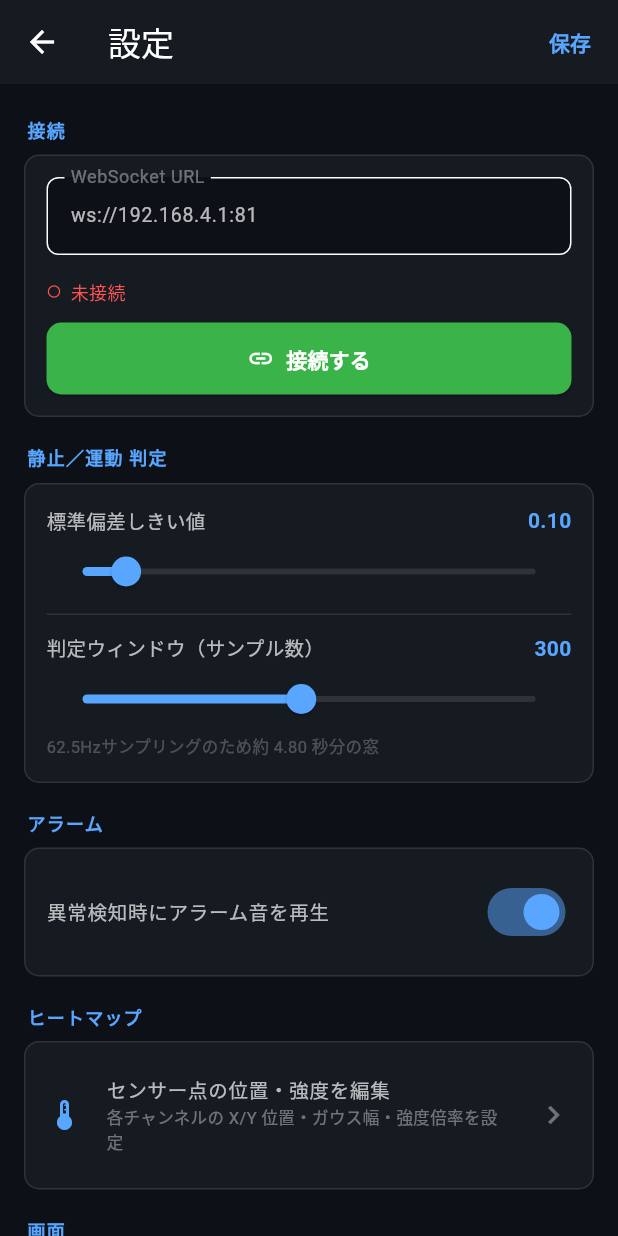
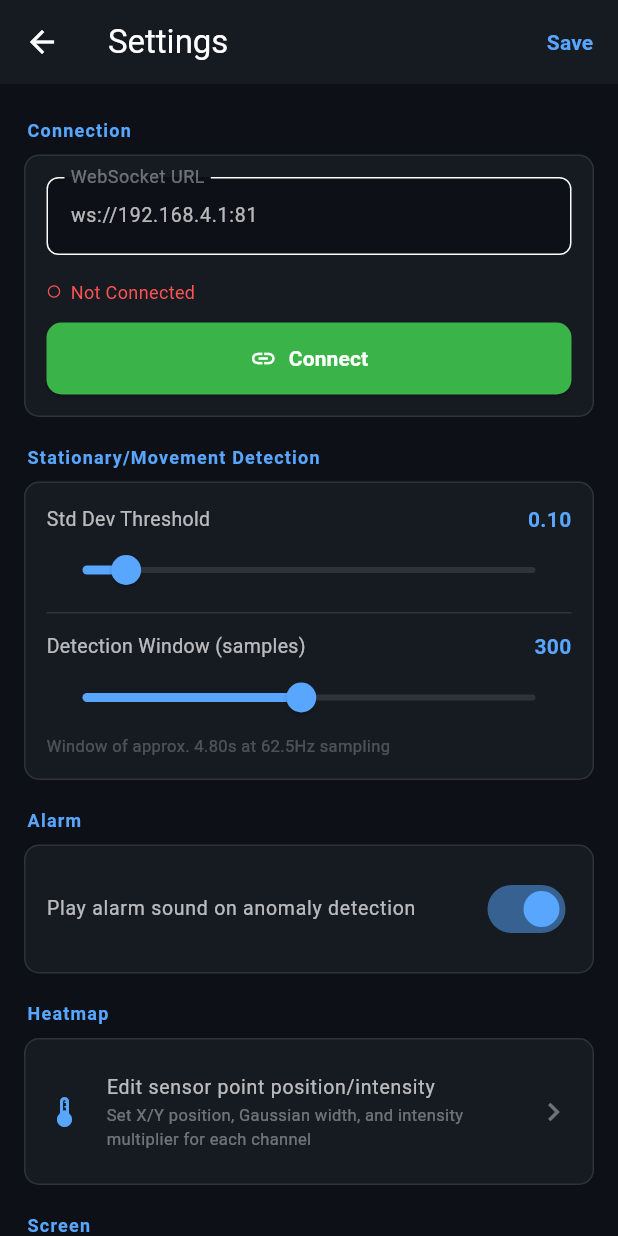
Before and after one commit to takutaku0324/flutter_sensor_app, a Flutter app: the screen it shows after launch, after a tap on the "settings" icon, on a phone screen of 412 x 824 dp. Run offline on Flutter 3.47's test engine with Material 3 defaults, Android fonts, the phone set to English and light mode, and no system bars; our stand-ins replace audioplayers, fl_chart, flutter_svg.

Commit message:
first commit

```diff
--- a/lib/main.dart
+++ b/lib/main.dart
@@ -67,7 +67,7 @@ class IconViewPage extends StatelessWidget {
       backgroundColor: const Color(0xFF0D1117),
       appBar: AppBar(
         backgroundColor: const Color(0xFF161B22),
-        title: const Text('アイコン表示',
+        title: const Text('Icon Display',
             style:
                 TextStyle(color: Colors.white70, fontWeight: FontWeight.bold)),
       ),
@@ -96,7 +96,7 @@ class IconViewPage extends StatelessWidget {
                         Icon(Icons.image_not_supported_outlined,
                             size: 64, color: Colors.white24),
                         SizedBox(height: 12),
-                        Text('assets/icon.png\nが見つかりません',
+                        Text('assets/icon.png\nnot found',
                             textAlign: TextAlign.center,
                             style:
                                 TextStyle(color: Colors.white38, fontSize: 12)),
@@ -107,7 +107,7 @@ class IconViewPage extends StatelessWidget {
               ),
             ),
             const SizedBox(height: 24),
-            const Text('アイコン画像',
+            const Text('Icon Image',
                 style: TextStyle(color: Colors.white54, fontSize: 16)),
           ],
         ),
@@ -300,7 +300,7 @@ List<HeatmapPoint> defaultHeatmapPoints() {
         sigma: 0.27,
         sigmaY: sigmaYDev12,
         weightMul: 1.0,
-        name: 'R_R (内前)',
+        name: 'R_R (Inner Front)',
         color: const Color(0xFFFF6B6B)),
     HeatmapPoint(
         x: 0.29,
@@ -308,7 +308,7 @@ List<HeatmapPoint> defaultHeatmapPoints() {
         sigma: 0.27,
         sigmaY: sigmaYDev12,
         weightMul: 1.0,
-        name: 'R_L (外前)',
+        name: 'R_L (Outer Front)',
         color: const Color(0xFFFFA94D)),
     HeatmapPoint(
         x: 0.47,
@@ -316,7 +316,7 @@ List<HeatmapPoint> defaultHeatmapPoints() {
         sigma: 0.27,
         sigmaY: sigmaYDev12,
         weightMul: 1.0,
-        name: 'R_B (踵)',
+        name: 'R_B (Heel)',
         color: const Color(0xFFFFD43B)),
     // Dev2 左足 (画像右側に表示)
     HeatmapPoint(
@@ -325,7 +325,7 @@ List<HeatmapPoint> defaultHeatmapPoints() {
         sigma: 0.27,
         sigmaY: sigmaYDev12,
         weightMul: 1.0,
-        name: 'L_R (外前)',
+        name: 'L_R (Outer Front)',
         color: const Color(0xFF4ECDC4)),
     HeatmapPoint(
         x: 0.32,
@@ -333,7 +333,7 @@ List<HeatmapPoint> defaultHeatmapPoints() {
         sigma: 0.27,
         sigmaY: sigmaYDev12,
         weightMul: 1.0,
-        name: 'L_L (内前)',
+        name: 'L_L (Inner Front)',
         color: const Color(0xFF45B7D1)),
     HeatmapPoint(
         x: 0.51,
@@ -341,7 +341,7 @@ List<HeatmapPoint> defaultHeatmapPoints() {
         sigma: 0.27,
         sigmaY: sigmaYDev12,
         weightMul: 1.0,
-        name: 'L_B (踵)',
+        name: 'L_B (Heel)',
         color: const Color(0xFFA88BFA)),
     // Dev3 (画像左側に表示)
     HeatmapPoint(
@@ -366,7 +366,7 @@ List<HeatmapPoint> defaultHeatmapPoints() {
         sigma: 0.27,
         sigmaY: sigmaYDev34,
         weightMul: 1.0,
-        name: 'D3_B (踵)',
+        name: 'D3_B (Heel)',
         color: const Color(0xFFFFD43B)),
     // Dev4 (画像右側に表示)
     HeatmapPoint(
@@ -391,7 +391,7 @@ List<HeatmapPoint> defaultHeatmapPoints() {
         sigma: 0.27,
         sigmaY: sigmaYDev34,
         weightMul: 1.0,
-        name: 'D4_B (踵)',
+        name: 'D4_B (Heel)',
         color: const Color(0xFFA88BFA)),
   ];
 }
@@ -585,7 +585,7 @@ class FootHeatmapView extends StatelessWidget {
                       Container(
                         color: Colors.black54,
                         child: const Center(
-                          child: Text('未接続',
+                          child: Text('Not Connected',
                               style:
                                   TextStyle(color: Colors.white38, fontSize: 12)),
                         ),
@@ -682,7 +682,7 @@ class _FootOutlinePainter extends CustomPainter {
     // プレースホルダーテキスト
     final tp = TextPainter(
       text: const TextSpan(
-        text: 'assets/foot.svg\nが見つかりません',
+        text: 'assets/foot.svg\nnot found',
         style: TextStyle(color: Colors.white24, fontSize: 10),
       ),
       textAlign: TextAlign.center,
@@ -901,7 +901,7 @@ class AnomalyHistoryWidget extends StatelessWidget {
       '${dt.hour.toString().padLeft(2, '0')}:${dt.minute.toString().padLeft(2, '0')}:${dt.second.toString().padLeft(2, '0')}';
 
   String _dur(Duration d) =>
-      d.inSeconds < 60 ? '${d.inSeconds}秒' : '${d.inMinutes}分${d.inSeconds % 60}秒';
+      d.inSeconds < 60 ? '${d.inSeconds}s' : '${d.inMinutes}m ${d.inSeconds % 60}s';
 
   void _showPopup(BuildContext context) {
     final now = DateTime.now();
@@ -933,7 +933,7 @@ class AnomalyHistoryWidget extends StatelessWidget {
                         : const Color(0xFF00C853)),
                 const SizedBox(width: 8),
                 Expanded(
-                  child: Text('異常履歴: ${sessions.length}回',
+                  child: Text('Anomaly History: ${sessions.length}',
                       maxLines: 1,
                       overflow: TextOverflow.ellipsis,
                       style: const TextStyle(
@@ -988,7 +988,7 @@ class AnomalyHistoryWidget extends StatelessWidget {
                 const Padding(
                   padding: EdgeInsets.symmetric(vertical: 12),
                   child: Center(
-                      child: Text('異常なし',
+                      child: Text('No Anomalies',
                           style: TextStyle(color: Color(0xFF00C853), fontSize: 13))),
                 )
               else
@@ -1026,7 +1026,7 @@ class AnomalyHistoryWidget extends StatelessWidget {
                                                 color: Colors.white70,
                                                 fontWeight: FontWeight.w600)),
                                         const SizedBox(height: 2),
-                                        Text('継続時間: ${_dur(s.duration)}',
+                                        Text('Duration: ${_dur(s.duration)}',
                                             maxLines: 1,
                                             overflow: TextOverflow.ellipsis,
                                             style: const TextStyle(
@@ -1063,7 +1063,7 @@ class AnomalyHistoryWidget extends StatelessWidget {
           mainAxisSize: MainAxisSize.min,
           crossAxisAlignment: CrossAxisAlignment.start,
           children: [
-            Text('異常履歴',
+            Text('Anomaly History',
                 maxLines: 1,
                 overflow: TextOverflow.ellipsis,
                 style: TextStyle(
@@ -1079,7 +1079,7 @@ class AnomalyHistoryWidget extends StatelessWidget {
                   color: count > 0 ? const Color(0xFFFF4444) : const Color(0xFF00C853)),
               const SizedBox(width: 4),
               Flexible(
-                child: Text('$count 回',
+                child: Text('$count',
                     maxLines: 1,
                     overflow: TextOverflow.ellipsis,
                     style: TextStyle(
@@ -1237,13 +1237,13 @@ class _HeatmapSettingsPageState extends State<HeatmapSettingsPage> {
       backgroundColor: const Color(0xFF0D1117),
       appBar: AppBar(
         backgroundColor: const Color(0xFF161B22),
-        title: const Text('ヒートマップ 設定',
+        title: const Text('Heatmap Settings',
             style:
                 TextStyle(color: Colors.white70, fontWeight: FontWeight.bold)),
         actions: [
           TextButton(
             onPressed: () => Navigator.of(context).pop(_points),
-            child: const Text('保存',
+            child: const Text('Save',
                 style: TextStyle(
                     color: Color(0xFF58A6FF), fontWeight: FontWeight.bold)),
           ),
@@ -1256,7 +1256,7 @@ class _HeatmapSettingsPageState extends State<HeatmapSettingsPage> {
                 }
               });
             },
-            child: const Text('リセット',
+            child: const Text('Reset',
                 style: TextStyle(color: Colors.white38, fontSize: 12)),
           ),
         ],
@@ -1311,14 +1311,14 @@ class _HeatmapSettingsPageState extends State<HeatmapSettingsPage> {
                   ],
                 ),
                 const SizedBox(height: 8),
-                _slider('X 位置', p.x, 0.0, 1.0, 100,
+                _slider('X Position', p.x, 0.0, 1.0, 100,
                     (v) => setState(() => _points[idx] = p.copyWith(x: v)), p.color),
-                _slider('Y 位置', p.y, 0.0, 1.0, 100,
+                _slider('Y Position', p.y, 0.0, 1.0, 100,
                     (v) => setState(() => _points[idx] = p.copyWith(y: v)), p.color),
-                _slider('広がり (σ)', p.sigma, 0.02, 0.5, 48,
+                _slider('Spread (σ)', p.sigma, 0.02, 0.5, 48,
                     (v) => setState(() => _points[idx] = p.copyWith(sigma: v)), p.color),
                 _slider(
-                  '縦倍率',
+                  'Y Scale',
                   p.sigmaY,
                   0.1,
                   3.0,
@@ -1326,7 +1326,7 @@ class _HeatmapSettingsPageState extends State<HeatmapSettingsPage> {
                   (v) => setState(() => _points[idx] = p.copyWith(sigmaY: v)),
                   p.color,
                 ),
-                _slider('強度倍率', p.weightMul, 0.0, 2.0, 40,
+                _slider('Intensity', p.weightMul, 0.0, 2.0, 40,
                     (v) => setState(() => _points[idx] = p.copyWith(weightMul: v)),
                     p.color),
               ],
@@ -1426,11 +1426,11 @@ class _SettingsPageState extends State<SettingsPage> {
       backgroundColor: const Color(0xFF0D1117),
       appBar: AppBar(
         backgroundColor: const Color(0xFF161B22),
-        title: const Text('設定', style: TextStyle(color: Colors.white)),
+        title: const Text('Settings', style: TextStyle(color: Colors.white)),
         actions: [
           TextButton(
             onPressed: _save,
-            child: const Text('保存',
+            child: const Text('Save',
                 style: TextStyle(
                     color: Color(0xFF58A6FF), fontWeight: FontWeight.bold)),
           ),
@@ -1439,7 +1439,7 @@ class _SettingsPageState extends State<SettingsPage> {
       body: ListView(
         padding: const EdgeInsets.fromLTRB(16, 4, 16, 24),
         children: [
-          _sectionTitle('接続'),
+          _sectionTitle('Connection'),
           _card(
             child: Column(
               crossAxisAlignment: CrossAxisAlignment.start,
@@ -1464,7 +1464,7 @@ class _SettingsPageState extends State<SettingsPage> {
                   ),
                   const SizedBox(width: 6),
                   Text(
-                    connected ? '接続中' : '未接続',
+                    connected ? 'Connected' : 'Not Connected',
                     style: TextStyle(
                       fontSize: 12,
                       color: connected ? Colors.greenAccent : Colors.redAccent,
@@ -1478,7 +1478,7 @@ class _SettingsPageState extends State<SettingsPage> {
                     onPressed: connected ? _disconnect : _connect,
                     icon: Icon(connected ? Icons.link_off : Icons.link, size: 18),
                     label: Text(
-                      connected ? '切断する' : '接続する',
+                      connected ? 'Disconnect' : 'Connect',
                       style: const TextStyle(fontSize: 14, fontWeight: FontWeight.bold),
                     ),
                     style: ElevatedButton.styleFrom(
@@ -1494,13 +1494,13 @@ class _SettingsPageState extends State<SettingsPage> {
               ],
             ),
           ),
-          _sectionTitle('静止／運動 判定'),
+          _sectionTitle('Stationary/Movement Detection'),
           _card(
             child: Column(
               crossAxisAlignment: CrossAxisAlignment.start,
               children: [
                 Row(mainAxisAlignment: MainAxisAlignment.spaceBetween, children: [
-                  const Text('標準偏差しきい値', style: TextStyle(color: Colors.white70, fontSize: 13)),
+                  const Text('Std Dev Threshold', style: TextStyle(color: Colors.white70, fontSize: 13)),
                   Text(_threshold.toStringAsFixed(2),
                       style: const TextStyle(
                           color: Color(0xFF58A6FF), fontWeight: FontWeight.bold)),
@@ -1518,7 +1518,7 @@ class _SettingsPageState extends State<SettingsPage> {
                 const Divider(color: Colors.white10, height: 1),
                 const SizedBox(height: 12),
                 Row(mainAxisAlignment: MainAxisAlignment.spaceBetween, children: [
-                  const Text('判定ウィンドウ（サンプル数）',
+                  const Text('Detection Window (samples)',
                       style: TextStyle(color: Colors.white70, fontSize: 13)),
                   Text('$_windowSize',
                       style: const TextStyle(
@@ -1534,31 +1534,31 @@ class _SettingsPageState extends State<SettingsPage> {
                   onChanged: (v) => setState(() => _windowSize = v.round()),
                 ),
                 Text(
-                  '62.5Hzサンプリングのため約 ${(_windowSize * 16 / 1000).toStringAsFixed(2)} 秒分の窓',
+                  'Window of approx. ${(_windowSize * 16 / 1000).toStringAsFixed(2)}s at 62.5Hz sampling',
                   style: const TextStyle(color: Colors.white24, fontSize: 11),
                 ),
               ],
             ),
           ),
-          _sectionTitle('アラーム'),
+          _sectionTitle('Alarm'),
           _card(
             child: SwitchListTile(
               contentPadding: EdgeInsets.zero,
-              title: const Text('異常検知時にアラーム音を再生',
+              title: const Text('Play alarm sound on anomaly detection',
                   style: TextStyle(color: Colors.white70, fontSize: 13)),
               value: _alarmEnabled,
               activeColor: const Color(0xFF58A6FF),
               onChanged: (v) => setState(() => _alarmEnabled = v),
             ),
           ),
-          _sectionTitle('ヒートマップ'),
+          _sectionTitle('Heatmap'),
           _card(
             child: ListTile(
               contentPadding: EdgeInsets.zero,
               leading: const Icon(Icons.thermostat_outlined, color: Color(0xFF58A6FF)),
-              title: const Text('センサー点の位置・強度を編集',
+              title: const Text('Edit sensor point position/intensity',
                   style: TextStyle(color: Colors.white70, fontSize: 13)),
-              subtitle: const Text('各チャンネルの X/Y 位置・ガウス幅・強度倍率を設定',
+              subtitle: const Text('Set X/Y position, Gaussian width, and intensity multiplier for each channel',
                   style: TextStyle(color: Colors.white38, fontSize: 11)),
               trailing: const Icon(Icons.chevron_right, color: Colors.white38),
               onTap: () async {
@@ -1571,14 +1571,14 @@ class _SettingsPageState extends State<SettingsPage> {
               },
             ),
           ),
-          _sectionTitle('画面'),
+          _sectionTitle('Screen'),
           _card(
             child: ListTile(
               contentPadding: EdgeInsets.zero,
               leading: const Icon(Icons.image_outlined, color: Color(0xFF58A6FF)),
-              title: const Text('アイコン表示',
+              title: const Text('Icon Display',
                   style: TextStyle(color: Colors.white70, fontSize: 13)),
-              subtitle: const Text('PNG アイコンを表示する画面を開く',
+              subtitle: const Text('Open screen showing PNG icon',
                   style: TextStyle(color: Colors.white38, fontSize: 11)),
               trailing: const Icon(Icons.chevron_right, color: Colors.white38),
               onTap: () {
@@ -1624,7 +1624,7 @@ class _MonitorPageState extends State<MonitorPage> {
 
   WebSocketChannel? _channel;
   bool _connected = false;
-  String _status = '未接続';
+  String _status = 'Not Connected';
   SensorFrame? _latest;
   StreamSubscription? _wsSub;
   Timer? _reconnectTimer;
@@ -1854,7 +1854,7 @@ class _MonitorPageState extends State<MonitorPage> {
       _channel = channel;
       setState(() {
         _connected = true;
-        _status = '接続試行中...';
+        _status = 'Connecting...';
       });
 
       _wsSub = channel.stream.listen(
@@ -1864,9 +1864,9 @@ class _MonitorPageState extends State<MonitorPage> {
             // 実際にデータを受信できた時点で再接続バックオフをリセットする
             _reconnectAttempts = 0;
             if (mounted) {
-              setState(() => _status = '接続中');
+              setState(() => _status = 'Connected');
             } else {
-              _status = '接続中';
+              _status = 'Connected';
             }
           }
           Map<String, dynamic> raw;
@@ -1877,12 +1877,12 @@ class _MonitorPageState extends State<MonitorPage> {
           }
           _pushFrame(SensorFrame.fromJson(raw));
         },
-        onError: (_) => _handleDisconnect('接続エラー'),
-        onDone: () => _handleDisconnect('切断されました'),
+        onError: (_) => _handleDisconnect('Connection Error'),
+        onDone: () => _handleDisconnect('Disconnected'),
         cancelOnError: true,
       );
     } catch (e) {
-      _handleDisconnect('エラー: $e');
+      _handleDisconnect('Error: $e');
     }
   }
 
@@ -1903,7 +1903,7 @@ class _MonitorPageState extends State<MonitorPage> {
     _reconnectTimer?.cancel();
     _reconnectTimer = Timer(Duration(milliseconds: delayMs), () {
       if (!mounted || _manualDisconnect) return;
-      setState(() => _status = '再接続中... (${_reconnectAttempts}回目)');
+      setState(() => _status = 'Reconnecting... (attempt ${_reconnectAttempts})');
       _connect();
     });
   }
@@ -1983,7 +1983,7 @@ class _MonitorPageState extends State<MonitorPage> {
     _alarmPlaying = false;
     setState(() {
       _connected = false;
-      _status = '未接続';
+      _status = 'Not Connected';
     });
   }
 
@@ -2056,7 +2056,7 @@ class _MonitorPageState extends State<MonitorPage> {
     final totalSec = ms ~/ 1000;
     final m = totalSec ~/ 60;
     final s = totalSec % 60;
-    return m > 0 ? '${m}分${s}秒' : '${s}秒';
+    return m > 0 ? '${m}m ${s}s' : '${s}s';
   }
 
   @override
@@ -2086,14 +2086,14 @@ class _MonitorPageState extends State<MonitorPage> {
             ),
           ),
           IconButton(
-            tooltip: '設定・接続',
+            tooltip: 'Settings & Connection',
             onPressed: _openSettings,
             icon: const Icon(Icons.settings, color: Colors.white54),
           ),
           Padding(
             padding: const EdgeInsets.only(right: 4),
             child: IconButton(
-              tooltip: 'グラフをリセット',
+              tooltip: 'Reset Graph',
               onPressed: _clearGraph,
               icon: const Icon(Icons.refresh, color: Colors.white54),
             ),
@@ -2140,9 +2140,9 @@ class _MonitorPageState extends State<MonitorPage> {
                     child: Column(children: [
                       // デバイス接続状態チップ (ちらつき防止: _disp* 変数を使用)
                       Row(children: [
-                        _deviceChip('Dev1 (左足)', frame?.conn0 ?? false, _dispSeq0, _dispNf0, _dispBo0),
+                        _deviceChip('Dev1 (Left Foot)', frame?.conn0 ?? false, _dispSeq0, _dispNf0, _dispBo0),
                         const SizedBox(width: 8),
-                        _deviceChip('Dev2 (右足)', frame?.conn1 ?? false, _dispSeq1, _dispNf1, _dispBo1),
+                        _deviceChip('Dev2 (Right Foot)', frame?.conn1 ?? false, _dispSeq1, _dispNf1, _dispBo1),
                       ]),
                       const SizedBox(height: 12),
                       Expanded(
@@ -2161,11 +2161,11 @@ class _MonitorPageState extends State<MonitorPage> {
                                     children: [
                                       Expanded(
                                           child: NfBoStatusWidget(
-                                              label: 'Dev1 左足', nf: _dispNf0, bo: _dispBo0)),
+                                              label: 'Dev1 Left Foot', nf: _dispNf0, bo: _dispBo0)),
                                       const SizedBox(width: 6),
                                       Expanded(
                                           child: NfBoStatusWidget(
-                                              label: 'Dev2 右足', nf: _dispNf1, bo: _dispBo1)),
+                                              label: 'Dev2 Right Foot', nf: _dispNf1, bo: _dispBo1)),
                                       const SizedBox(width: 6),
                                       Expanded(
                                           child: AnomalyHistoryWidget(
@@ -2190,35 +2190,35 @@ class _MonitorPageState extends State<MonitorPage> {
                                       children: [
                                         MiniStatCard(
                                           icon: Icons.pause_circle_outline,
-                                          label: '静止時間',
+                                          label: 'Stationary Time',
                                           value: _fmtDurationShort(_stationaryMs),
                                           color: const Color(0xFF45B7D1),
                                         ),
                                         const SizedBox(width: 6),
                                         MiniStatCard(
                                           icon: Icons.directions_run,
-                                          label: '運動時間',
+                                          label: 'Movement Time',
                                           value: _fmtDurationShort(_movementMs),
                                           color: const Color(0xFFFFA94D),
                                         ),
                                         const SizedBox(width: 6),
                                         MiniStatCard(
                                           icon: Icons.directions_walk,
-                                          label: '歩数',
+                                          label: 'Steps',
                                           value: '${_stepCountR + _stepCountL}',
                                           color: const Color(0xFF58A6FF),
                                         ),
                                         const SizedBox(width: 6),
                                         MiniStatCard(
                                           icon: Icons.speed,
-                                          label: 'ケイデンス 左',
+                                          label: 'Cadence L',
                                           value: _cadenceR != null ? '$_cadenceR spm' : '-',
                                           color: const Color(0xFFA88BFA),
                                         ),
                                         const SizedBox(width: 6),
                                         MiniStatCard(
                                           icon: Icons.speed,
-                                          label: 'ケイデンス 右',
+                                          label: 'Cadence R',
                                           value: _cadenceL != null ? '$_cadenceL spm' : '-',
                                           color: const Color(0xFFA88BFA),
                                         ),
@@ -2243,7 +2243,7 @@ class _MonitorPageState extends State<MonitorPage> {
                                             ),
                                             child: Column(
                                               children: [
-                                                const Text('圧力ヒートマップ',
+                                                const Text('Pressure Heatmap',
                                                     style: TextStyle(
                                                         color: Colors.white,
                                                         fontSize: 12,
@@ -2261,7 +2261,7 @@ class _MonitorPageState extends State<MonitorPage> {
                                                             _lastValue[5],
                                                           ],
                                                           points: _heatmapPoints.sublist(0, 3),
-                                                          label: 'Dev1 左足',
+                                                          label: 'Dev1 Left Foot',
                                                           connected: frame?.conn0 ?? false,
                                                         ),
                                                       ),
@@ -2274,7 +2274,7 @@ class _MonitorPageState extends State<MonitorPage> {
                                                             _lastValue[2],
                                                           ],
                                                           points: _heatmapPoints.sublist(3, 6),
-                                                          label: 'Dev2 右足',
+                                                          label: 'Dev2 Right Foot',
                                                           connected: frame?.conn1 ?? false,
                                                           mirror: true,
                                                         ),
@@ -2337,7 +2337,7 @@ class _MonitorPageState extends State<MonitorPage> {
                 ),
               ),
               const SizedBox(width: 12),
-              // ── 右: 圧力ヒートマップ ──
+              // ── 右: Pressure Heatmap ──
               Expanded(
                 flex: 1,
                 child: Container(
@@ -2349,7 +2349,7 @@ class _MonitorPageState extends State<MonitorPage> {
                   ),
                   child: Column(
                     children: [
-                      const Text('圧力ヒートマップ',
+                      const Text('Pressure Heatmap',
                           style: TextStyle(
                               color: Colors.white,
                               fontSize: 12,
@@ -2406,7 +2406,7 @@ class _MonitorPageState extends State<MonitorPage> {
     const dangerColor = Color(0xFFFF4444);
     const normalColor = Color(0xFF00C853);
     final fillColor = anomaly ? dangerColor : normalColor;
-    final statusText = !ready ? '収集中...' : (anomaly ? 'DANGER' : 'NORMAL');
+    final statusText = !ready ? 'Collecting...' : (anomaly ? 'DANGER' : 'NORMAL');
     final statusColor = !ready ? Colors.white38 : (anomaly ? dangerColor : normalColor);
 
     return Container(
@@ -2434,7 +2434,7 @@ class _MonitorPageState extends State<MonitorPage> {
               child: ready
                   ? _buildScoreGauge(score, fillColor)
                   : const Center(
-                      child: Text('推論待機中',
+                      child: Text('Waiting for inference',
                           style: TextStyle(color: Colors.white24, fontSize: 13))),
             ),
           ),
@@ -2481,7 +2481,7 @@ class _MonitorPageState extends State<MonitorPage> {
           const SizedBox(width: 6),
           Expanded(
               child: Text(
-            conn ? '$name  seq:${seq ?? '-'} nf:${nf ?? '-'} bo:${bo ?? '-'}' : '$name  未接続',
+            conn ? '$name  seq:${seq ?? '-'} nf:${nf ?? '-'} bo:${bo ?? '-'}' : '$name  Not Connected',
             style: const TextStyle(fontSize: 11, color: Colors.white70),
             maxLines: 1,
             overflow: TextOverflow.ellipsis,
```
